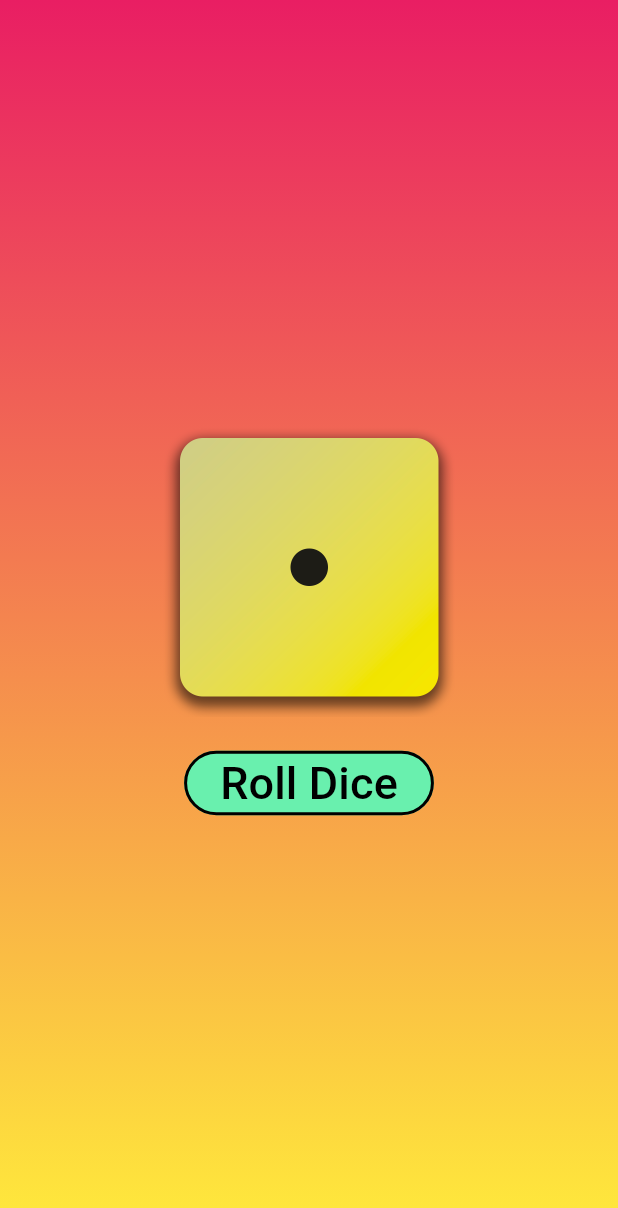
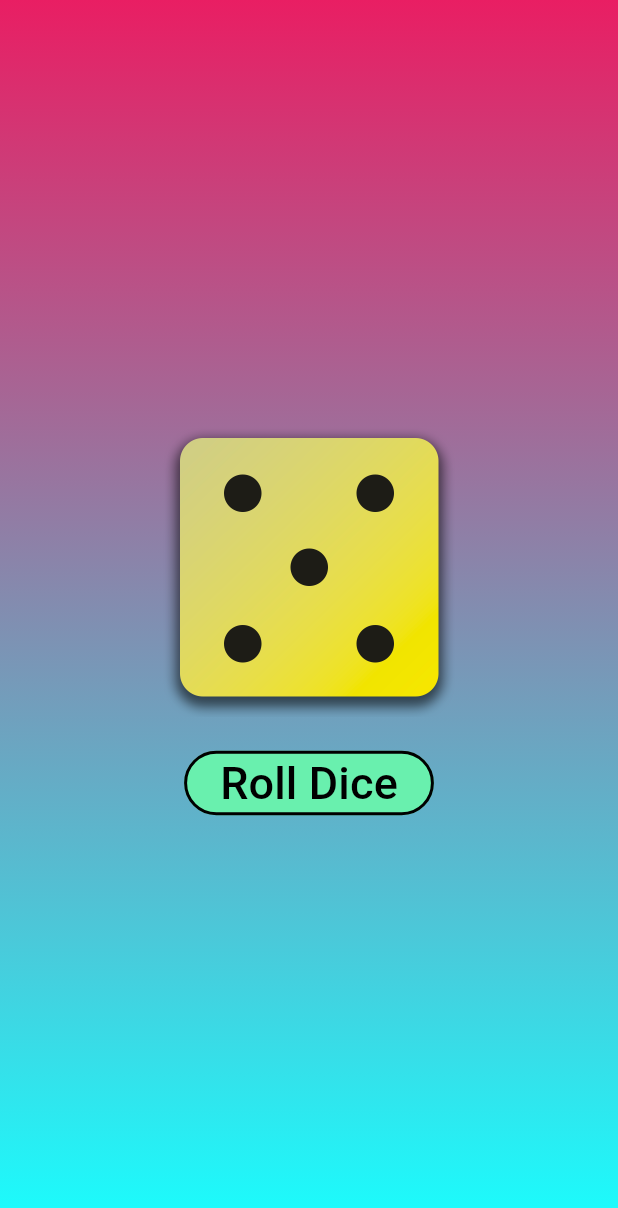
Before and after one commit to renurao1306/flutter-trials, a Flutter app: the screen it shows after launch, after a tap on "Roll Dice", on a phone screen of 412 x 824 dp. Shown: the top 1208 px of the screen. Run offline on Flutter 3.47's test engine with Material 3 defaults, Android fonts, the phone set to English and light mode, and no system bars.

Commit message:
added dice roller app with random num generator

```diff
--- /dev/null
+++ b/lib/dice_roller.dart
@@ -0,0 +1,44 @@
+import 'package:flutter/material.dart';
+import 'dart:math';
+
+class DiceRoller extends StatefulWidget {
+  const DiceRoller({super.key});
+
+  @override
+  State<DiceRoller> createState() {
+    return _DiceRoller();
+  }
+}
+
+class _DiceRoller extends State<DiceRoller> {
+  var currentDiceNumber = 1;
+  void rollDice() {
+    setState(() {
+      currentDiceNumber = Random().nextInt(6) + 1;
+    });
+  }
+
+  @override
+  Widget build(BuildContext context) {
+    return Column(
+      mainAxisSize: MainAxisSize.min,
+      children: [
+        Image.asset(
+          'assets/images/dice-$currentDiceNumber.png',
+          width: 200,
+        ),
+        const SizedBox(height: 20),
+        OutlinedButton(
+            style: OutlinedButton.styleFrom(
+                backgroundColor: Colors.greenAccent,
+                foregroundColor: Colors.black,
+                side: const BorderSide(width: 2)),
+            onPressed: rollDice,
+            child: const Text(
+              'Roll Dice',
+              style: TextStyle(fontSize: 30),
+            ))
+      ],
+    );
+  }
+}
--- a/lib/gradient_container.dart
+++ b/lib/gradient_container.dart
@@ -1,3 +1,4 @@
+import 'package:first_app/dice_roller.dart';
 import 'package:flutter/material.dart';
 // import 'package:first_app/styled_text.dart';
 
@@ -9,7 +10,6 @@ class GradientContainer extends StatelessWidget {
 
   final List<Color> colors;
 
-  void rollDice() {}
 
   @override
   Widget build(BuildContext context) {
@@ -21,28 +21,8 @@ class GradientContainer extends StatelessWidget {
           colors: colors,
         ),
       ),
-      child: Center(
-        child: Column(
-          mainAxisSize: MainAxisSize.min,
-          children: [
-            Image.asset(
-              'assets/images/dice-1.png',
-              width: 200,
-            ),
-            const SizedBox(height: 20),
-            OutlinedButton(
-                style: OutlinedButton.styleFrom(
-                    backgroundColor: Colors.greenAccent,
-                    foregroundColor: Colors.black,
-                    side: const BorderSide(width: 2)
-                    ),
-                onPressed: rollDice,
-                child: const Text(
-                  'Roll Dice',
-                  style: TextStyle(fontSize: 30),
-                ))
-          ],
-        ),
+      child: const Center(
+        child: DiceRoller(),
       ),
     );
   }
--- a/lib/main.dart
+++ b/lib/main.dart
@@ -5,7 +5,7 @@ void main() {
   runApp(
     const MaterialApp(
       home: Scaffold(
-        body: GradientContainer(colors:[Colors.pink, Colors.yellow]),
+        body: GradientContainer(colors:[Colors.pink, Colors.cyanAccent]),
       ),
     ),
   );
```
